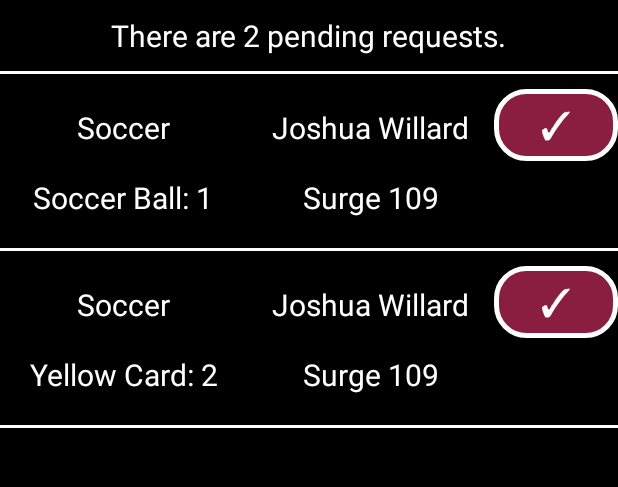
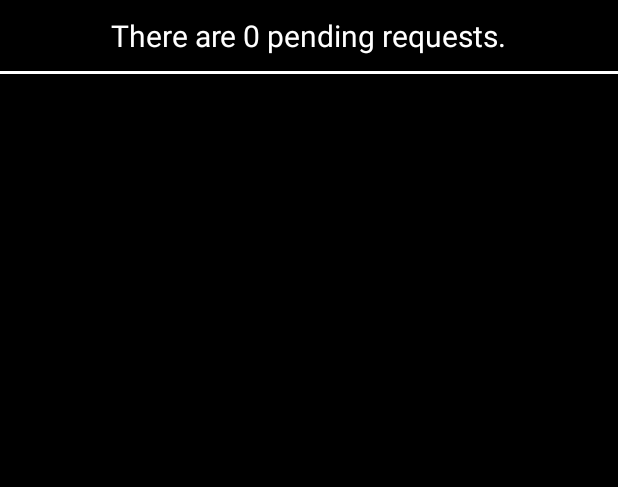
Before and after one commit to chrsrck/GameOn, an Android app: the ViewRequests screen opened directly, with no data from a screen before it, on a phone screen of 412 x 824 dp, the part 84-571 px from its top. Run offline under Robolectric (Android 15) with nearby library versions, the phone set to English and light mode, and no system bars; our stand-ins replace Firebase (no records; nobody signed in at launch, a user with empty details on screens opened directly).

Commit message:
Fixed check-in/check-out, adding a damage report, and fixed view request screens to be dynamically generated

```diff
--- a/app/src/main/java/com/chrsrck/gameon/HomeActivity.java
+++ b/app/src/main/java/com/chrsrck/gameon/HomeActivity.java
@@ -29,12 +29,12 @@ public class HomeActivity extends AppCompatActivity implements View.OnClickListe
         viewreports.setOnClickListener(this);
         viewrequests.setOnClickListener(this);
 
-        if (MainActivity.username.equals("1")) {
+        if (MainActivity.username.equals("scorekeeper@vt.edu")) {
             check.setVisibility(View.GONE);
             damage.setVisibility(View.GONE);
             viewreports.setVisibility(View.GONE);
         }
-        else if (MainActivity.username.equals("2")) {
+        else if (MainActivity.username.equals("supervisor@vt.edu")) {
             request.setVisibility(View.GONE);
         }
         MainActivity.gameOnDatabase.mContext = this;
--- a/app/src/main/java/com/chrsrck/gameon/ViewRequests.java
+++ b/app/src/main/java/com/chrsrck/gameon/ViewRequests.java
@@ -1,70 +1,145 @@
 package com.chrsrck.gameon;
 
+import android.graphics.Color;
 import android.support.v7.app.AppCompatActivity;
 import android.os.Bundle;
+import android.view.Gravity;
 import android.view.View;
 import android.widget.Button;
 import android.widget.TableLayout;
+import android.widget.TableRow;
 import android.widget.TextView;
+import android.widget.TableLayout.LayoutParams;
 
 import com.google.firebase.database.DatabaseReference;
 
 import java.util.LinkedList;
 
 public class ViewRequests extends AppCompatActivity implements View.OnClickListener{
-    TextView t1;
-    Button b1;
-    Button b2;
-    TableLayout l1;
-    TableLayout l2;
-    int count = 2;
-    private DatabaseReference mRequestsReference;
+    TextView text;
+    TextView[] strings;
+    TableRow[] rows;
+    Button[] buttons;
+    View[] vs;
+    TableLayout layout;
+
+    int count;
 
     @Override
     protected void onCreate(Bundle savedInstanceState) {
         super.onCreate(savedInstanceState);
-        if (MainActivity.username.equals("1")) {
-            if (MainActivity.RequestMade == 0) {
-                setContentView(R.layout.activity_view_requests);
-            }
-            else {
-                setContentView(R.layout.activity_view_requests2);
-                MainActivity.RequestMade = 0;
-            }
+        setContentView(R.layout.activity_view_requests);
+        MainActivity.gameOnDatabase.mContext = this;
+        text = findViewById(R.id.totalRequest);
+        layout = findViewById(R.id.tablelayout);
+        LinkedList<EquipmentRequest> requests = MainActivity.gameOnDatabase.getAllRequests();
+        int length = requests.size();
+        count = length;
+        text.setText("There are " + length + " pending requests.");
+        buttons = new Button[length];
+        vs = new View[length];
+        strings = new TextView[length*4];
+        rows = new TableRow[length*2];
+
+        int paddingPixel = 10;
+        float density = this.getResources().getDisplayMetrics().density;
+        int paddingDp = (int)(paddingPixel * density);
+
+        int paddingPixel2 = 2;
+        float density2 = this.getResources().getDisplayMetrics().density;
+        int paddingDp2 = (int)(paddingPixel2 * density2);
+
+        float weight;
+        if (MainActivity.isSupervisor) {
+            weight = 2f;
         }
         else {
-            setContentView(R.layout.activity_view_requests3);
-            b1 = findViewById(R.id.complete1);
-            b2 = findViewById(R.id.complete2);
-            b1.setOnClickListener(this);
-            b2.setOnClickListener(this);
-            l1 = findViewById(R.id.layout1);
-            l2 = findViewById(R.id.layout2);
-            t1 = findViewById(R.id.numRequests);
-            if (MainActivity.DeleteMade == 1) {
-                l1.setVisibility(View.GONE);
-                l2.setVisibility(View.GONE);
-                t1.setText("There are 0 pending requests.");
+            weight = 1f;
+        }
+
+        for (int i = 0; i < length; i++) {
+            TableRow row = new TableRow(this);
+            strings[i*4] = new TextView(this);
+            strings[i*4].setLayoutParams(new TableRow.LayoutParams(0, LayoutParams.WRAP_CONTENT, weight));
+            strings[i*4].setText(requests.get(i).getItem());
+            strings[i*4].setTextColor(Color.WHITE);
+            strings[i*4].setTextSize(18);
+            strings[i*4].setGravity(Gravity.CENTER);
+            strings[i*4].setPadding(0, paddingDp, 0, 0);
+            strings[i*4 + 1] = new TextView(this);
+            strings[i*4 + 1].setLayoutParams(new TableRow.LayoutParams(0, LayoutParams.WRAP_CONTENT, weight));
+            strings[i*4 + 1].setText(requests.get(i).getRequester());
+            strings[i*4 + 1].setTextColor(Color.WHITE);
+            strings[i*4 + 1].setTextSize(18);
+            strings[i*4 + 1].setGravity(Gravity.CENTER);
+            strings[i*4 + 1].setPadding(0, paddingDp, 0, 0);
+            row.addView(strings[i*4]);
+            row.addView(strings[i*4 + 1]);
+            TableRow row2 = new TableRow(this);
+            strings[i*4 + 2] = new TextView(this);
+            strings[i*4 + 2].setLayoutParams(new TableRow.LayoutParams(0, LayoutParams.WRAP_CONTENT, weight));
+            strings[i*4 + 2].setText("Quantity: " + requests.get(i).getQuantity());
+            strings[i*4 + 2].setTextColor(Color.WHITE);
+            strings[i*4 + 2].setTextSize(18);
+            strings[i*4 + 2].setGravity(Gravity.CENTER);
+            strings[i*4 + 2].setPadding(0, paddingDp, 0, paddingDp);
+            strings[i*4 + 3] = new TextView(this);
+            strings[i*4 + 3].setLayoutParams(new TableRow.LayoutParams(0, LayoutParams.WRAP_CONTENT, weight));
+            strings[i*4 + 3].setText(requests.get(i).getLocation());
+            strings[i*4 + 3].setTextColor(Color.WHITE);
+            strings[i*4 + 3].setTextSize(18);
+            strings[i*4 + 3].setGravity(Gravity.CENTER);
+            strings[i*4 + 3].setPadding(0, paddingDp, 0, paddingDp);
+            row2.addView(strings[i*4 + 2]);
+            row2.addView(strings[i*4 + 3]);
+
+            if (MainActivity.isSupervisor) {
+                buttons[i] = new Button(this);
+                buttons[i].setLayoutParams(new TableRow.LayoutParams(0, LayoutParams.WRAP_CONTENT, 1f));
+                buttons[i].setText("\u2713");
+                buttons[i].setTextColor(Color.WHITE);
+                buttons[i].setTextSize(20);
+                buttons[i].setBackgroundResource(R.drawable.button_border);
+                buttons[i].setOnClickListener(this);
+                buttons[i].setPadding(0, paddingDp, 0, paddingDp);
+                buttons[i].setGravity(Gravity.CENTER);
+                buttons[i].setId(i);
+                row.addView(buttons[i]);
+
+                Button b2 = new Button(this);
+                b2.setLayoutParams(new TableRow.LayoutParams(0, LayoutParams.WRAP_CONTENT, 1f));
+                b2.setText("\u2713");
+                b2.setTextColor(Color.WHITE);
+                b2.setTextSize(20);
+                b2.setBackgroundResource(R.drawable.button_border);
+                b2.setGravity(Gravity.CENTER);
+                row2.addView(b2);
+                b2.setVisibility(View.INVISIBLE);
             }
+
+            rows[i*2] = row;
+            rows[i*2+1] = row2;
+            layout.addView(row,i*3);
+            layout.addView(row2, i*3 + 1);
+
+            View view = new View(this);
+            view.setLayoutParams(new TableRow.LayoutParams(TableRow.LayoutParams.MATCH_PARENT, paddingDp2));
+            view.setBackgroundColor(Color.WHITE);
+            vs[i] = view;
+            layout.addView(view, i*3 + 2);
         }
-        MainActivity.gameOnDatabase.mContext = this;
-        LinkedList<EquipmentRequest> requests = MainActivity.gameOnDatabase.getAllRequests();
     }
 
     @Override
     public void onClick(View view) {
-//        LinkedList<EquipmentRequest> requests = MainActivity.gameOnDatabase.getAllRequests();
-        if (view.getId() == b1.getId()) {
-            l1.setVisibility(View.GONE);
-            count--;
-            t1.setText("There are " + count + " pending requests.");
-            MainActivity.DeleteMade = 1;
-        }
-        else {
-            l2.setVisibility(View.GONE);
-            count--;
-            t1.setText("There are " + count + " pending requests.");
-            MainActivity.DeleteMade = 1;
+        for (int i = 0; i < buttons.length; i++) {
+            if (buttons[i].getId() == view.getId()) {
+                rows[i*2].setVisibility(View.GONE);
+                rows[i*2+1].setVisibility(View.GONE);
+                vs[i].setVisibility(View.GONE);
+                count--;
+                text.setText("There are " + count + " pending requests.");
+            }
         }
     }
 }
--- a/app/src/main/res/layout/activity_view_requests.xml
+++ b/app/src/main/res/layout/activity_view_requests.xml
@@ -21,7 +21,6 @@
                 android:id="@+id/totalRequest"
                 android:textSize="20sp"
                 android:textColor="#FFFFFF"
-                android:text="You have 0 pending requests."
                 android:layout_gravity="center"
                 android:layout_marginTop="10dp"
                 android:layout_marginBottom="10dp" />
@@ -29,8 +28,14 @@
             <View
                 android:layout_width="match_parent"
                 android:layout_height="2dp"
-                android:layout_marginBottom="10dp"
                 android:background="#FFFFFF"/>
+
+            <TableLayout
+                android:layout_width="match_parent"
+                android:layout_height="wrap_content"
+                android:id="@+id/tablelayout">
+
+            </TableLayout>
         </LinearLayout>
     </ScrollView>
 </android.support.constraint.ConstraintLayout>
--- a/app/src/main/res/layout/activity_view_requests3.xml
+++ /dev/null
@@ -1,176 +0,0 @@
-<?xml version="1.0" encoding="utf-8"?>
-<android.support.constraint.ConstraintLayout xmlns:android="http://schemas.android.com/apk/res/android"
-    xmlns:app="http://schemas.android.com/apk/res-auto"
-    xmlns:tools="http://schemas.android.com/tools"
-    android:layout_width="match_parent"
-    android:layout_height="match_parent"
-    tools:context="com.chrsrck.gameon.ViewRequests"
-    android:background="#000000">
-
-    <ScrollView
-        android:layout_width="match_parent"
-        android:layout_height="match_parent">
-        <LinearLayout
-            android:layout_width="match_parent"
-            android:layout_height="wrap_content"
-            android:orientation="vertical">
-
-            <TextView
-                android:layout_width="wrap_content"
-                android:layout_height="wrap_content"
-                android:id="@+id/numRequests"
-                android:textSize="20sp"
-                android:textColor="#FFFFFF"
-                android:text="There are 2 pending requests."
-                android:layout_gravity="center"
-                android:layout_marginTop="10dp"
-                android:layout_marginBottom="10dp" />
-
-            <View
-                android:layout_width="match_parent"
-                android:layout_height="2dp"
-                android:layout_marginBottom="10dp"
-                android:background="#FFFFFF"/>
-
-            <TableLayout
-                android:layout_width="match_parent"
-                android:layout_height="wrap_content"
-                android:id="@+id/layout1">
-                <TableRow>
-                    <TextView
-                        android:layout_width="0dp"
-                        android:layout_height="wrap_content"
-                        android:textSize="20sp"
-                        android:textColor="#FFFFFF"
-                        android:text="Soccer"
-                        android:layout_weight="2"
-                        android:gravity="center"
-                        android:layout_marginBottom="5dp" />
-                    <TextView
-                        android:layout_width="0dp"
-                        android:layout_height="wrap_content"
-                        android:textSize="20sp"
-                        android:textColor="#FFFFFF"
-                        android:text="Joshua Willard"
-                        android:layout_weight="2"
-                        android:gravity="center"
-                        android:layout_marginBottom="5dp" />
-                    <Button
-                        android:id="@+id/complete1"
-                        android:layout_width="0dp"
-                        android:layout_height="wrap_content"
-                        android:layout_weight="1"
-                        android:textColor="#FFFFFF"
-                        android:textSize="25sp"
-                        android:background="@drawable/button_border"
-                        android:text="\u2713"/>
-                </TableRow>
-                <TableRow>
-                    <TextView
-                        android:layout_width="0dp"
-                        android:layout_height="wrap_content"
-                        android:textSize="20sp"
-                        android:textColor="#FFFFFF"
-                        android:text="Soccer Ball: 1"
-                        android:layout_weight="2"
-                        android:gravity="center"
-                        android:layout_marginBottom="10dp" />
-                    <TextView
-                        android:layout_width="0dp"
-                        android:layout_height="wrap_content"
-                        android:textSize="20sp"
-                        android:textColor="#FFFFFF"
-                        android:text="Surge 109"
-                        android:layout_weight="2"
-                        android:gravity="center"
-                        android:layout_marginBottom="10dp" />
-                    <Button
-                        android:id="@+id/isnull"
-                        android:layout_width="0dp"
-                        android:layout_height="wrap_content"
-                        android:layout_weight="1"
-                        android:textColor="#FFFFFF"
-                        android:textSize="20sp"
-                        android:background="@drawable/button_border"
-                        android:layout_marginBottom="10dp"
-                        android:text="\u2713"
-                        android:visibility="invisible"/>
-                </TableRow>
-                <View
-                    android:layout_width="match_parent"
-                    android:layout_height="2dp"
-                    android:layout_marginBottom="10dp"
-                    android:background="#FFFFFF"/>
-            </TableLayout>
-            <TableLayout
-                android:layout_width="match_parent"
-                android:layout_height="wrap_content"
-                android:id="@+id/layout2">
-                <TableRow>
-                    <TextView
-                        android:layout_width="0dp"
-                        android:layout_height="wrap_content"
-                        android:textSize="20sp"
-                        android:textColor="#FFFFFF"
-                        android:text="Soccer"
-                        android:layout_weight="2"
-                        android:gravity="center"
-                        android:layout_marginBottom="5dp" />
-                    <TextView
-                        android:layout_width="0dp"
-                        android:layout_height="wrap_content"
-                        android:textSize="20sp"
-                        android:textColor="#FFFFFF"
-                        android:text="Joshua Willard"
-                        android:layout_weight="2"
-                        android:gravity="center"
-                        android:layout_marginBottom="5dp" />
-                    <Button
-                        android:id="@+id/complete2"
-                        android:layout_width="0dp"
-                        android:layout_height="wrap_content"
-                        android:layout_weight="1"
-                        android:textColor="#FFFFFF"
-                        android:textSize="25sp"
-                        android:background="@drawable/button_border"
-                        android:text="\u2713"/>
-                </TableRow>
-                <TableRow>
-                    <TextView
-                        android:layout_width="0dp"
-                        android:layout_height="wrap_content"
-                        android:textSize="20sp"
-                        android:textColor="#FFFFFF"
-                        android:text="Yellow Card: 2"
-                        android:layout_weight="2"
-                        android:gravity="center"
-                        android:layout_marginBottom="10dp" />
-                    <TextView
-                        android:layout_width="0dp"
-                        android:layout_height="wrap_content"
-                        android:textSize="20sp"
-                        android:textColor="#FFFFFF"
-                        android:text="Surge 109"
-                        android:layout_weight="2"
-                        android:gravity="center"
-                        android:layout_marginBottom="10dp" />
-                    <Button
-                        android:id="@+id/isnull2"
-                        android:layout_width="0dp"
-                        android:layout_height="wrap_content"
-                        android:layout_weight="1"
-                        android:textColor="#FFFFFF"
-                        android:textSize="20sp"
-                        android:background="@drawable/button_border"
-                        android:layout_marginBottom="10dp"
-                        android:text="\u2713"
-                        android:visibility="invisible"/>
-                </TableRow>
-                <View
-                    android:layout_width="match_parent"
-                    android:layout_height="2dp"
-                    android:background="#FFFFFF"/>
-            </TableLayout>
-        </LinearLayout>
-    </ScrollView>
-</android.support.constraint.ConstraintLayout>
```
Also changed, not shown: app/src/main/java/com/chrsrck/gameon/CheckActivity.java (+34 -15 lines), app/src/main/java/com/chrsrck/gameon/DamageActivity.java (+10 -3 lines), app/src/main/java/com/chrsrck/gameon/GameOnDatabase.java (+28 -12 lines), app/src/main/java/com/chrsrck/gameon/MainActivity.java (+8 -8 lines), app/src/main/java/com/chrsrck/gameon/RequestActivity.java (+1 -13 lines), app/src/main/res/layout/activity_view_requests2.xml (deleted, +0 -134 lines).
